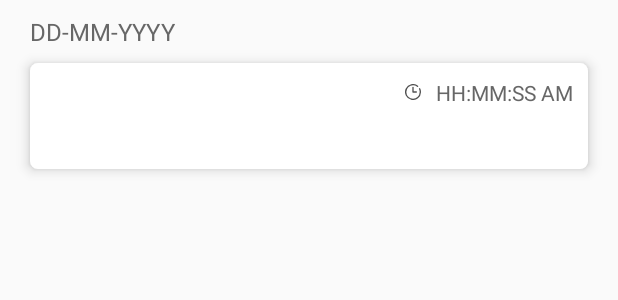
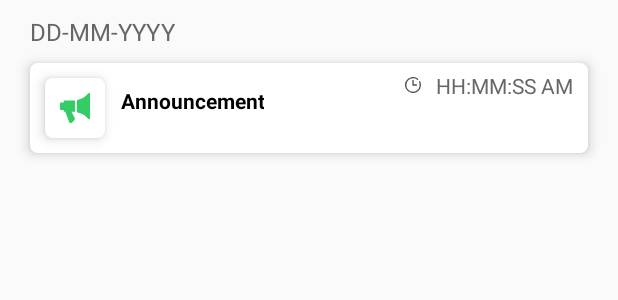
Before and after one commit to Projects-HST/Constituent, an Android app: the layout list_item_notification.xml on its own in the app's theme, with its tools: preview values and no code run, on a phone screen of 412 x 824 dp. Shown: the top 300 px of the screen. Run offline under Robolectric (Android 15) with nearby library versions, the phone set to English and light mode, and no system bars.

Commit message:
Final fixes

```diff
--- a/app/src/main/java/com/gms/constituent/activity/MeetingActivity.java
+++ b/app/src/main/java/com/gms/constituent/activity/MeetingActivity.java
@@ -146,6 +146,9 @@ public class MeetingActivity extends AppCompatActivity implements View.OnClickLi
 
     @Override
     public void onItemClick(View view, int position) {
-
+        Meeting meeting = meetings.get(position);
+        Intent i = new Intent (this, MeetingDetailActivity.class);
+        i.putExtra("serviceObj", meeting);
+        startActivity(i);
     }
 }
--- /dev/null
+++ b/app/src/main/res/drawable/ic_announcement.xml
@@ -0,0 +1,12 @@
+<vector xmlns:android="http://schemas.android.com/apk/res/android"
+    android:width="20.004dp"
+    android:height="20dp"
+    android:viewportWidth="20.004"
+    android:viewportHeight="20">
+  <path
+      android:pathData="M10,12.563L10,4.934c-0.217,0.021 -0.43,0.055 -0.647,0.064L3.125,4.998a0.627,0.627 0,0 0,-0.626 0.626v0.626L0.626,6.25a0.627,0.627 0,0 0,-0.626 0.626v3.751a0.627,0.627 0,0 0,0.626 0.626L2.5,11.253v0.622a0.627,0.627 0,0 0,0.626 0.626L3.5,12.501l2.512,6.7a1.255,1.255 0,0 0,1.171 0.8,1.206 1.206,0 0,0 0.877,-0.37l1.5,-1.49a1.247,1.247 0,0 0,0.23 -1.447l-2.1,-4.2h1.66C9.574,12.507 9.787,12.541 10,12.563Z"
+      android:fillColor="#3c6"/>
+  <path
+      android:pathData="M19.898,0.3c-0.013,-0.021 -0.026,-0.038 -0.038,-0.06a0.6,0.6 0,0 0,-0.26 -0.2s0,0 -0.009,-0.009 -0.026,0 -0.038,0a0.578,0.578 0,0 0,-0.175 -0.034,0.539 0.539,0 0,0 -0.119,0.026 0.323,0.323 0,0 0,-0.068 0.013,0.588 0.588,0 0,0 -0.272,0.179s-0.013,0 -0.017,0.013a13.147,13.147 0,0 1,-7.642 4.53L11.26,12.75a13.148,13.148 0,0 1,7.642 4.53s0.013,0.009 0.021,0.017a0.6,0.6 0,0 0,0.153 0.119l0.051,0.038a0.614,0.614 0,0 0,0.468 0.017s0,0 0.008,-0.009a0.6,0.6 0,0 0,0.26 -0.2,0.463 0.463,0 0,0 0.038,-0.06 0.618,0.618 0,0 0,0.1 -0.324L20.001,0.626A0.65,0.65 0,0 0,19.898 0.3Z"
+      android:fillColor="#3c6"/>
+</vector>
--- a/app/src/main/res/layout/activity_meeting_detail.xml
+++ b/app/src/main/res/layout/activity_meeting_detail.xml
@@ -76,7 +76,7 @@
                 android:id="@+id/meeting_details"
                 android:layout_width="match_parent"
                 android:layout_height="wrap_content"
-                android:layout_marginStart="20dp"
+                android:layout_marginStart="30dp"
                 android:layout_marginEnd="20dp"
                 android:textColor="@color/black"
                 android:textSize="16sp" />
@@ -84,7 +84,7 @@
             <View
                 android:layout_width="match_parent"
                 android:layout_height="1dp"
-                android:layout_marginStart="20dp"
+                android:layout_marginStart="30dp"
                 android:layout_marginTop="20dp"
                 android:layout_marginEnd="20dp"
                 android:background="@color/text_grey" />
@@ -113,7 +113,7 @@
                     android:layout_width="0dp"
                     android:layout_height="wrap_content"
                     android:layout_marginStart="20dp"
-                    android:layout_marginEnd="30dp"
+                    android:layout_marginEnd="20dp"
                     android:layout_marginTop="10dp"
                     android:layout_marginBottom="10dp"
                     android:layout_weight="0.5"
@@ -128,7 +128,7 @@
             <View
                 android:layout_width="match_parent"
                 android:layout_height="1dp"
-                android:layout_marginStart="20dp"
+                android:layout_marginStart="30dp"
                 android:layout_marginEnd="20dp"
                 android:background="@color/text_grey" />
 
--- a/app/src/main/res/layout/list_item_grievance.xml
+++ b/app/src/main/res/layout/list_item_grievance.xml
@@ -84,6 +84,7 @@
             android:drawablePadding="10dp"
             android:textColor="@color/black"
             android:textStyle="bold"
+            android:visibility="gone"
             android:layout_height="wrap_content"
             android:text=""
             android:textSize="14sp"/>
--- a/app/src/main/res/layout/list_item_notification.xml
+++ b/app/src/main/res/layout/list_item_notification.xml
@@ -45,11 +45,10 @@
                     android:visibility="gone"
                     android:src="@drawable/ic_meeting_active" />
 
-                <LinearLayout
+                <RelativeLayout
                     android:layout_width="match_parent"
                     android:layout_height="wrap_content"
-                    android:layout_gravity="center_vertical"
-                    android:orientation="vertical">
+                    android:layout_gravity="center_vertical">
 
                     <TextView
                         android:id="@+id/notification_time"
@@ -57,26 +56,52 @@
                         android:layout_height="wrap_content"
                         android:layout_gravity="end"
                         android:layout_marginEnd="10dp"
-                        android:layout_marginTop="10dp"
+                        android:layout_marginTop="5dp"
                         android:text="HH:MM:SS AM"
                         android:gravity="center"
                         android:paddingBottom="2dp"
                         android:drawablePadding="10dp"
+                        android:layout_alignParentEnd="true"
                         android:drawableLeft="@drawable/ic_clock"
                         android:textColor="@color/text_grey"
                         android:textSize="14sp" />
 
                     <TextView
+                        android:layout_width="wrap_content"
+                        android:layout_height="wrap_content"
+                        android:layout_gravity="end"
+                        android:layout_marginEnd="10dp"
+                        android:layout_marginTop="15dp"
+                        android:text="Announcement"
+                        android:gravity="center"
+                        android:textStyle="bold"
+                        android:layout_toRightOf="@id/icon"
+                        android:textColor="@color/black"
+                        android:textSize="14sp" />
+
+                    <ImageView
+                        android:id="@+id/icon"
+                        android:layout_width="40dp"
+                        android:layout_height="40dp"
+                        android:padding="10dp"
+                        android:layout_margin="10dp"
+                        android:background="@drawable/shadow_round"
+                        android:elevation="5dp"
+                        android:src="@drawable/ic_announcement"/>
+
+                    <TextView
                         android:id="@+id/notification_detail"
                         android:layout_width="wrap_content"
                         android:layout_height="wrap_content"
-                        android:layout_margin="10dp"
+                        android:layout_marginTop="10dp"
                         android:maxLines="1"
+                        android:layout_below="@id/notification_time"
+                        android:layout_toRightOf="@+id/icon"
                         android:ellipsize="end"
                         android:textColor="@color/text_grey"
                         android:textSize="14sp" />
 
-                </LinearLayout>
+                </RelativeLayout>
 
             </LinearLayout>
 
```
